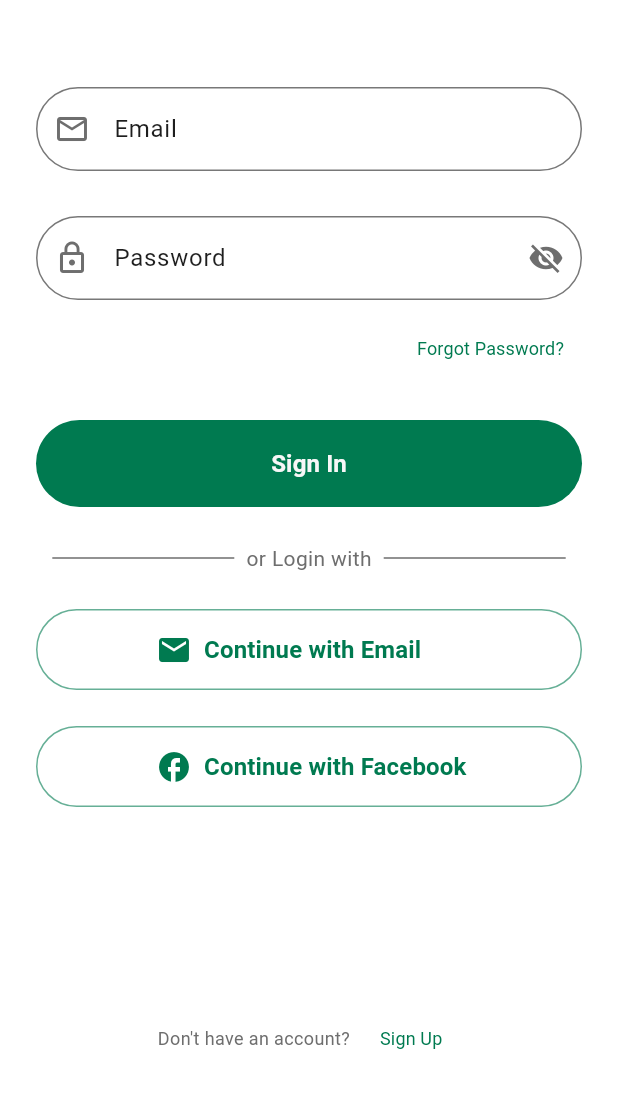
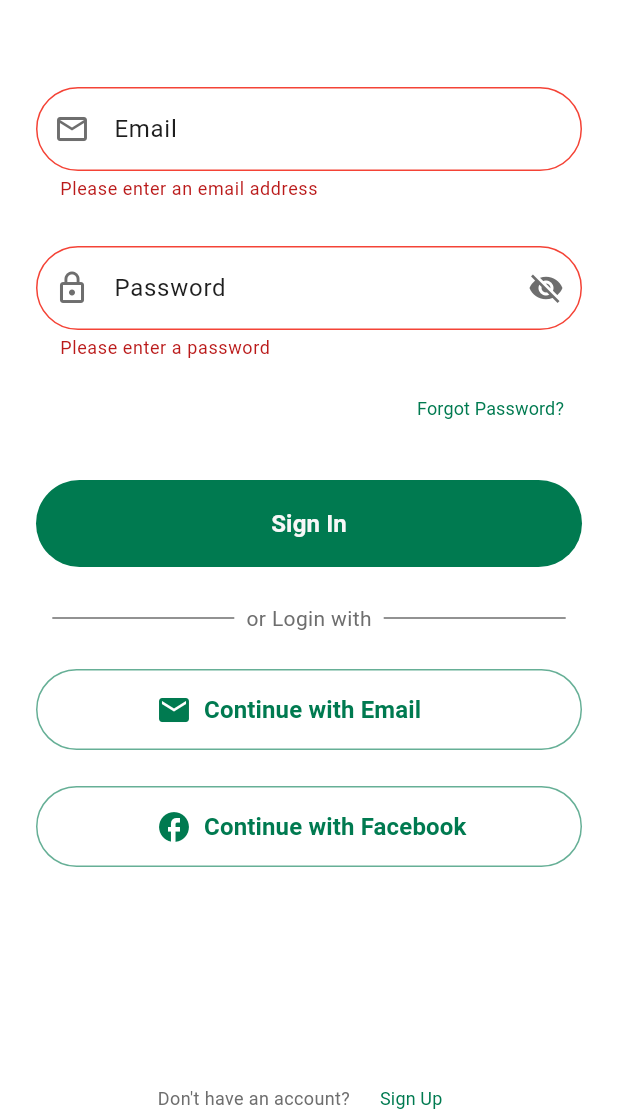
Before and after one commit to rinkimhong4/shopping_app, a Flutter app: the LoginScreen screen opened by its route, scrolled down 51 dp, after a tap on "Sign In", on a phone screen of 412 x 824 dp, the part 126-1236 px from its top. Run offline on Flutter 3.47's test engine with Material 3 defaults, Android fonts, the phone set to English and light mode, and no system bars; our stand-ins replace cached_network_image, dots_indicator, flutter_dotenv, get, supabase_flutter; accounts and stored records are empty; network calls fail; Roboto replaces fonts that are missing (Poppins).

Commit message:
fix validate auth

```diff
--- a/lib/Modules/Home/controller/auth_controller.dart
+++ b/lib/Modules/Home/controller/auth_controller.dart
@@ -7,7 +7,6 @@ class AuthController extends GetxController {
   final emailCtrl = TextEditingController();
   final passwordCtrl = TextEditingController();
   final confPasswordCtrl = TextEditingController();
-  final _formKey = GlobalKey<FormState>();
   final isLoading = false.obs;
 
   final _supabase = Supabase.instance.client;
@@ -83,23 +82,6 @@ class AuthController extends GetxController {
     return null;
   }
 
-  void submitCommand(BuildContext context) {
-    final form = _formKey.currentState;
-    if (form!.validate()) {
-      form.save();
-      loginCommand(context);
-    }
-  }
-
-  void loginCommand(BuildContext context) {
-    // This is just a demo, so no actual login here.
-    final snackbar = SnackBar(
-      content: Text('Email: ${emailCtrl.text}, password: ${passwordCtrl.text}'),
-    );
-
-    ScaffoldMessenger.of(context).showSnackBar(snackbar);
-  }
-
   @override
   void onClose() {
     emailCtrl.dispose();
@@ -119,17 +101,43 @@ class AuthController extends GetxController {
 
   Future<void> signIn(String email, String password) async {
     try {
+      if (email.isEmpty || password.isEmpty) {
+        throw 'Please fill in all fields';
+      }
+
       isLoading.value = true;
+
       final response = await _supabase.auth.signInWithPassword(
-        email: email,
+        email: email.trim(),
         password: password,
       );
-      if (response.session != null) {
-        isLoading.value = false;
-        Get.toNamed(AppRoute.home);
+
+      if (response.user?.emailConfirmedAt == null) {
+        throw 'Please verify your email first';
       }
+
+      Get.offAllNamed(AppRoute.home);
+    } on AuthException catch (e) {
+      String message = _parseAuthError(e);
+      Get.snackbar('Login Failed', message);
     } catch (e) {
-      debugPrint(e.toString());
+      debugPrint('Login error: $e');
+      Get.snackbar('Error', 'Failed to sign in. Please try again.');
+    } finally {
+      isLoading.value = false;
+    }
+  }
+
+  String _parseAuthError(AuthException e) {
+    switch (e.message) {
+      case 'Invalid login credentials':
+        return 'Incorrect email or password';
+      case 'Email not confirmed':
+        return 'Please verify your email first';
+      case 'Too many requests':
+        return 'Too many attempts. Try again later';
+      default:
+        return e.message;
     }
   }
 
--- a/lib/Modules/auth/login/login.dart
+++ b/lib/Modules/auth/login/login.dart
@@ -159,6 +159,7 @@ class _LoginScreenState extends State<LoginScreen> {
                                 borderRadius: BorderRadius.circular(32),
                               ),
                             ),
+                            validator: controller.validateEmail,
                             style: TextStyle(color: AppColors.textPrimary),
                           ),
                           SizedBox(height: 30),
@@ -231,6 +232,7 @@ class _LoginScreenState extends State<LoginScreen> {
                                 ),
                               ),
                             ),
+                            validator: controller.validatePassword,
                             style: TextStyle(color: AppColors.textPrimary),
                           ),
                           SizedBox(height: 8),
@@ -253,7 +255,8 @@ class _LoginScreenState extends State<LoginScreen> {
                           SizedBox(
                             width: Get.width,
                             height: 58,
-                            child: ElevatedButton(
+                            child: Obx(
+                              () => ElevatedButton(
                                 style: ElevatedButton.styleFrom(
                                   overlayColor: AppColors.accent.withValues(
                                     alpha: 0.1,
@@ -263,21 +266,51 @@ class _LoginScreenState extends State<LoginScreen> {
                                   shape: RoundedRectangleBorder(
                                     borderRadius: BorderRadius.circular(32),
                                   ),
+                                  foregroundColor:
+                                      controller.isLoading.value
+                                          ? AppColors.accent.withValues(
+                                            alpha: 0.5,
+                                          )
+                                          : AppColors.accent,
                                 ),
-                              onPressed: () async {
+                                onPressed:
+                                    controller.isLoading.value
+                                        ? null
+                                        : () async {
+                                          if (_formKeyLogin.currentState!
+                                              .validate()) {
                                             await controller.signIn(
-                                  controller.emailCtrl.text,
+                                              controller.emailCtrl.text
+                                                  .trim(), // Trim email
                                               controller.passwordCtrl.text,
                                             );
+                                          }
                                         },
-                              child: Text(
+                                child:
+                                    controller.isLoading.value
+                                        ? SizedBox(
+                                          width: 20,
+                                          height: 20,
+                                          child: CircularProgressIndicator(
+                                            strokeWidth: 2,
+                                            color: AppColors.accent,
+                                          ),
+                                        )
+                                        : Text(
                                           'Sign In',
-                                style: AppTheme.lightTheme.textTheme.bodyMedium
-                                    ?.copyWith(color: AppColors.accent),
+                                          style: AppTheme
+                                              .lightTheme
+                                              .textTheme
+                                              .bodyMedium
+                                              ?.copyWith(
+                                                color: AppColors.accent,
+                                              ),
+                                        ),
                               ),
                             ),
                           ),
                           SizedBox(height: 24),
+                          // Divider with "or Login with" text
                           Row(
                             mainAxisAlignment: MainAxisAlignment.center,
                             children: [
@@ -364,6 +397,7 @@ class _LoginScreenState extends State<LoginScreen> {
                                   );
                                 }).toList(),
                           ),
+                          // Divider for Sign Up
                           SizedBox(height: 130),
                           Row(
                             mainAxisAlignment: MainAxisAlignment.center,
```
Also changed, not shown: lib/Modules/Home/controller/profile_controller.dart (added, +30 -0 lines), lib/Modules/auth/signup/signup.dart (+2 -5 lines). Lines whose indentation alone changed are shown as unchanged.
